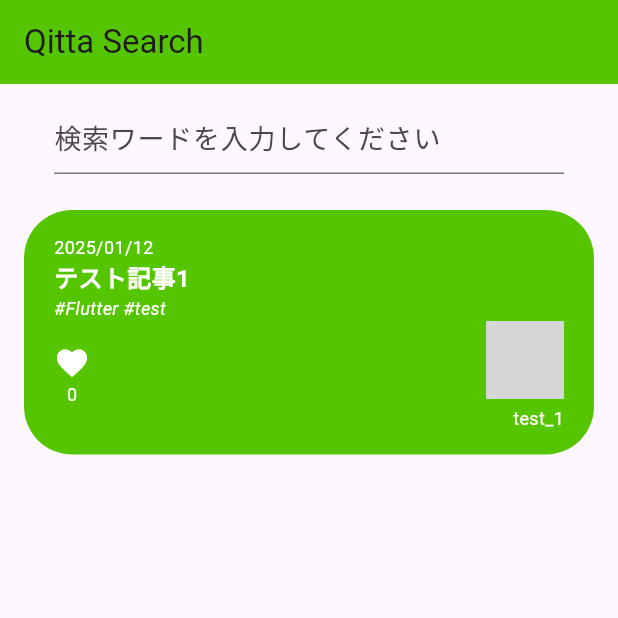
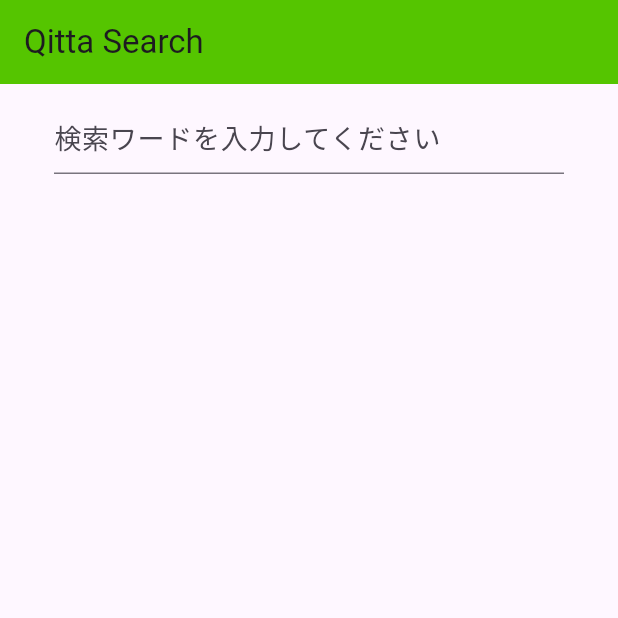
Before and after one commit to mistralll/flutter_playground, a Flutter app: the screen it shows after launch, on a phone screen of 412 x 824 dp, the top half of it. Run offline on Flutter 3.47's test engine with Material 3 defaults, Android fonts, the phone set to English and light mode, and no system bars; our stand-ins replace flutter_dotenv; grey boxes are pictures that could not be loaded.

Commit message:
clean: remove unused package

```diff
--- a/lib/screens/search_screen.dart
+++ b/lib/screens/search_screen.dart
@@ -5,7 +5,6 @@ import 'package:flutter_playground/widgets/article_container.dart';
 import 'package:http/http.dart' as http;
 
 import 'package:flutter_playground/models/article.dart';
-import 'package:flutter_playground/models/user.dart';
 
 class SearchScreen extends StatefulWidget {
   const SearchScreen({super.key});
@@ -44,7 +43,6 @@ class _SearchScreenState extends State<SearchScreen> {
       ),
       body: Column(
         children: [
-
           // 検索ボックス
           Padding(
             padding: const EdgeInsets.symmetric(
@@ -67,16 +65,11 @@ class _SearchScreenState extends State<SearchScreen> {
           ),
 
           // 検索結果
-          ArticleContainer(
-            article: Article(
-              title: 'テスト記事1',
-              user: User(
-                id: 'test_1',
-                profileImageUrl: 'https://support.discord.com/system/photos/1500300735082/ZD_Avatar_the_Last_AirBender__2_.jpg',
-              ),
-              createdAt: DateTime.now(),
-              tags: ['Flutter', 'test'],
-              url: 'https://example.com',
+          Expanded(
+            child: ListView(
+              children: articles
+                  .map((article) => ArticleContainer(article: article))
+                  .toList(),
             ),
           ),
         ],
```
